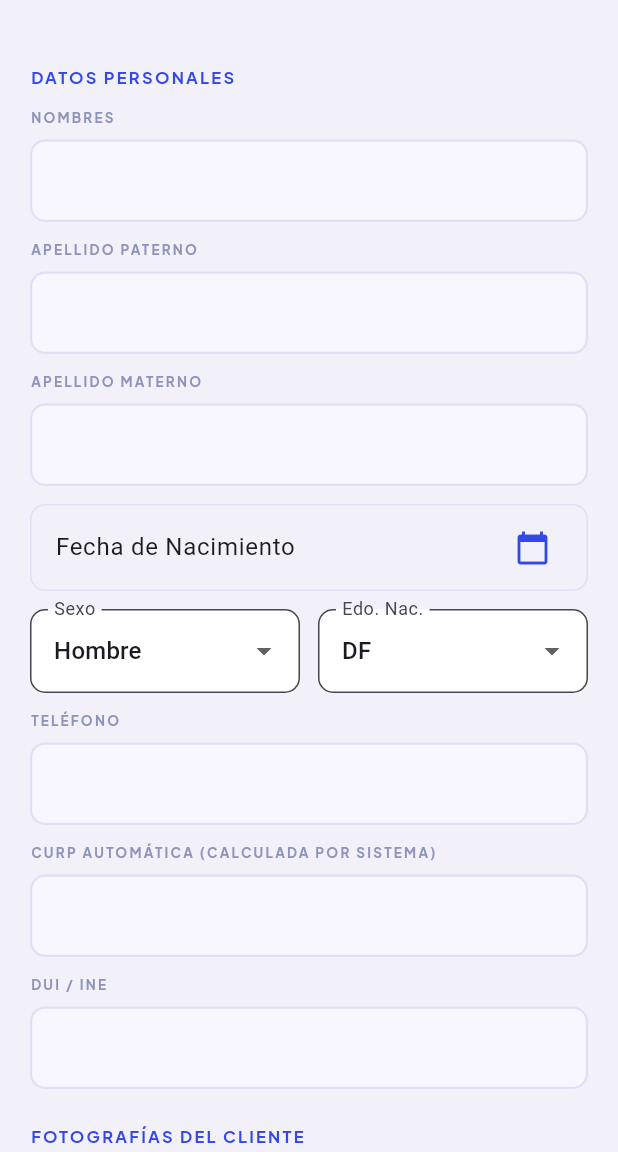
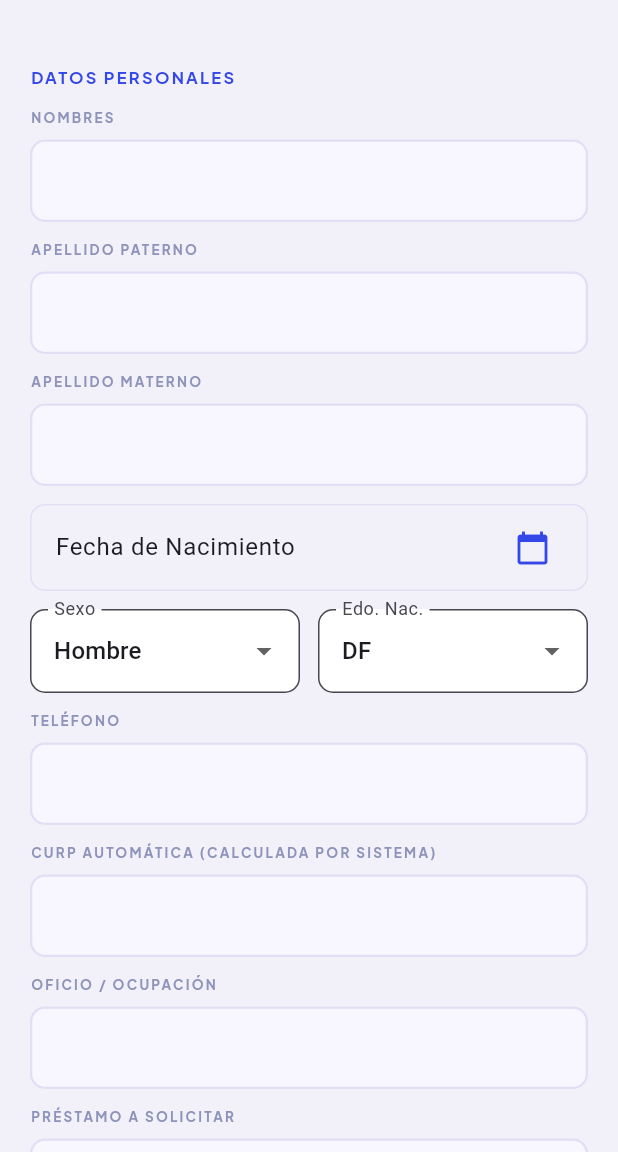
Before and after one commit to mexapresta-ctrl/prestamos_flutter_app, a Flutter app: the AdminClienteCreateView screen opened directly, on a phone screen of 412 x 824 dp, the part 84-1236 px from its top. Run offline on Flutter 3.47's test engine with Material 3 defaults, Android fonts, the phone set to English and light mode, and no system bars; our stand-ins replace dio, flutter_riverpod, google_fonts, image_picker, mask_text_input_formatter, open_filex and 3 more; missing offline and left inert: curp; accounts and stored records are empty; network calls fail; project files that could hold a hidden picture were left out; key blocks and very long unbroken strings in the code were emptied for the run.

Commit message:
fix: remove DUI/INE, add Oficio and Monto Solicitado fields to Asesor Wizard and Admin form - bump to 1.1.3

```diff
--- a/lib/screens/admin/views/admin_cliente_create_view.dart
+++ b/lib/screens/admin/views/admin_cliente_create_view.dart
@@ -27,8 +27,9 @@ class _AdminClienteCreateViewState extends ConsumerState<AdminClienteCreateView>
   final _apePatCtrl = TextEditingController();
   final _apeMatCtrl = TextEditingController();
   final _curpCtrl = TextEditingController();
-  final _duiCtrl = TextEditingController();
   final _telefonoCtrl = TextEditingController();
+  final _oficioCtrl = TextEditingController();
+  final _montoSolicitadoCtrl = TextEditingController();
 
   String? _sexo = 'Hombre';
   String? _estadoNacimiento = 'DF';
@@ -76,8 +77,9 @@ class _AdminClienteCreateViewState extends ConsumerState<AdminClienteCreateView>
     _apePatCtrl.dispose();
     _apeMatCtrl.dispose();
     _curpCtrl.dispose();
-    _duiCtrl.dispose();
     _telefonoCtrl.dispose();
+    _oficioCtrl.dispose();
+    _montoSolicitadoCtrl.dispose();
     _calleCtrl.dispose();
     _numExtCtrl.dispose();
     _coloniaCtrl.dispose();
@@ -178,8 +180,9 @@ class _AdminClienteCreateViewState extends ConsumerState<AdminClienteCreateView>
         'apellido_materno': _apeMatCtrl.text.trim(),
         'sexo': _sexo,
         'estado_nacimiento': _estadoNacimiento,
-        'dui': _duiCtrl.text.trim(),
         'telefono': _telefonoCtrl.text.trim().replaceAll('-', ''),
+        'oficio': _oficioCtrl.text.trim(),
+        'monto_solicitado': double.tryParse(_montoSolicitadoCtrl.text.trim().replaceAll(',', '')) ?? 0,
         'direccion': fullAddress,
         'calle': _calleCtrl.text.trim(),
         'numero_exterior': _numExtCtrl.text.trim(),
@@ -326,7 +329,9 @@ class _AdminClienteCreateViewState extends ConsumerState<AdminClienteCreateView>
                   const SizedBox(height: 12),
                   CustomInput(controller: _curpCtrl, label: 'CURP Automática (Calculada por Sistema)', readOnly: true, validator: (v) => v!.isEmpty ? 'Requerido' : null),
                   const SizedBox(height: 12),
-                  CustomInput(controller: _duiCtrl, label: 'DUI / INE', validator: (v) => v!.isEmpty ? 'Requerido' : null),
+                  CustomInput(controller: _oficioCtrl, label: 'Oficio / Ocupación', validator: (v) => v!.isEmpty ? 'Requerido' : null),
+                  const SizedBox(height: 12),
+                  CustomInput(controller: _montoSolicitadoCtrl, label: 'Préstamo a Solicitar', keyboardType: TextInputType.number, validator: (v) => v!.isEmpty ? 'Requerido' : null),
 
                   _buildSectionTitle('Fotografías del Cliente'),
                   _buildPhotoField('Foto de Perfil', _fotoPerfil, (f) => _fotoPerfil = f),
--- a/lib/screens/asesor/views/asesor_cliente_wizard_view.dart
+++ b/lib/screens/asesor/views/asesor_cliente_wizard_view.dart
@@ -29,8 +29,9 @@ class _AsesorClienteWizardViewState extends ConsumerState<AsesorClienteWizardVie
   final _apePatCtrl = TextEditingController();
   final _apeMatCtrl = TextEditingController();
   final _curpCtrl = TextEditingController();
-  final _duiCtrl = TextEditingController();
   final _telefonoCtrl = TextEditingController();
+  final _oficioCtrl = TextEditingController();
+  final _montoSolicitadoCtrl = TextEditingController();
   final _calleCtrl = TextEditingController();
   final _numExtCtrl = TextEditingController();
   final _coloniaCtrl = TextEditingController();
@@ -64,7 +65,8 @@ class _AsesorClienteWizardViewState extends ConsumerState<AsesorClienteWizardVie
   @override
   void dispose() {
     _nombresCtrl.dispose(); _apePatCtrl.dispose(); _apeMatCtrl.dispose();
-    _curpCtrl.dispose(); _duiCtrl.dispose(); _telefonoCtrl.dispose();
+    _curpCtrl.dispose(); _telefonoCtrl.dispose();
+    _oficioCtrl.dispose(); _montoSolicitadoCtrl.dispose();
     _calleCtrl.dispose(); _numExtCtrl.dispose(); _coloniaCtrl.dispose();
     _avalNombreCtrl.dispose(); _avalParentescoCtrl.dispose(); _avalTelefonoCtrl.dispose();
     _avalCalleCtrl.dispose(); _avalNumExtCtrl.dispose(); _avalColoniaCtrl.dispose();
@@ -161,8 +163,9 @@ class _AsesorClienteWizardViewState extends ConsumerState<AsesorClienteWizardVie
         'apellido_materno': _apeMatCtrl.text.trim(),
         'sexo': _sexo,
         'estado_nacimiento': _estadoNacimiento,
-        'dui': _duiCtrl.text.trim(),
         'telefono': _telefonoCtrl.text.trim().replaceAll('-', ''),
+        'oficio': _oficioCtrl.text.trim(),
+        'monto_solicitado': double.tryParse(_montoSolicitadoCtrl.text.trim().replaceAll(',', '')) ?? 0,
         'direccion': fullAddress,
         'calle': _calleCtrl.text.trim(),
         'numero_exterior': _numExtCtrl.text.trim(),
@@ -287,7 +290,9 @@ class _AsesorClienteWizardViewState extends ConsumerState<AsesorClienteWizardVie
           const SizedBox(height: 12),
           CustomInput(controller: _telefonoCtrl, label: 'Teléfono', keyboardType: TextInputType.phone, inputFormatters: [_phoneMask], validator: (v) => v!.length < 12 ? 'Requerido (10 dígitos)' : null),
           const SizedBox(height: 12),
-          CustomInput(controller: _duiCtrl, label: 'DUI / INE', validator: (v) => v!.isEmpty ? 'Requerido' : null),
+          CustomInput(controller: _oficioCtrl, label: 'Oficio / Ocupación', validator: (v) => v!.isEmpty ? 'Requerido' : null),
+          const SizedBox(height: 12),
+          CustomInput(controller: _montoSolicitadoCtrl, label: 'Préstamo a Solicitar', keyboardType: TextInputType.number, validator: (v) => v!.isEmpty ? 'Requerido' : null),
 
           const Divider(height: 48, thickness: 1, color: AppColors.border),
           Text('DIRECCIÓN DEL CLIENTE', style: AppTypography.label.copyWith(color: AppColors.asesor)),
--- a/pubspec.yaml
+++ b/pubspec.yaml
@@ -15,7 +15,7 @@ publish_to: 'none' # Remove this line if you wish to publish to pub.dev
 # Read more about iOS versioning at
 # https://developer.apple.com/library/archive/documentation/General/Reference/InfoPlistKeyReference/Articles/CoreFoundationKeys.html
 # of the product and file versions while build-number is used as the build suffix.
-version: 1.1.2+3
+version: 1.1.3+4
 
 environment:
   sdk: ^3.7.0
```
